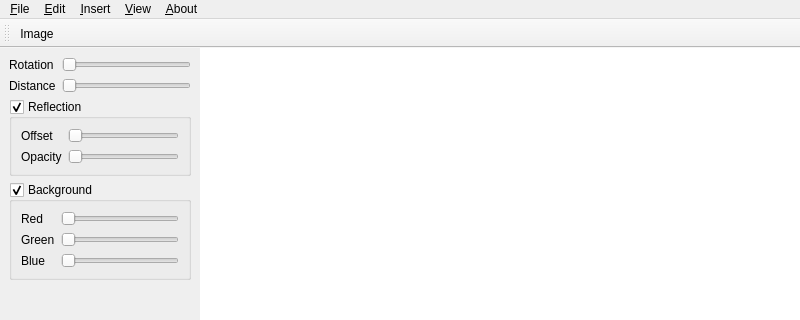
ariya/screenie, file src/Screenie/ui/MainWindow.ui: the form before one commit; both pictures show x 0 to 800 and y 0 to 320 of the 800 by 600 pixel window.
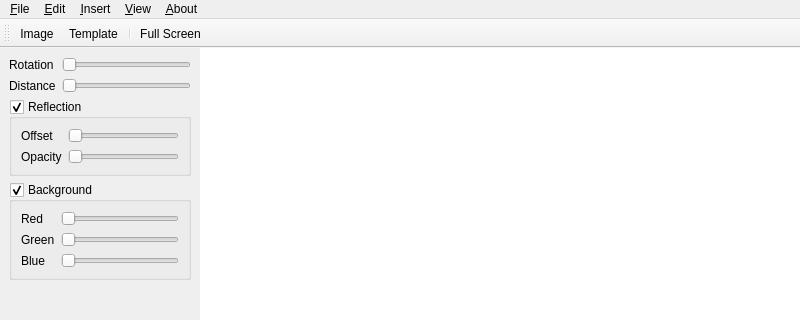
The form after the commit. Icons and pictures are not drawn.

The edit to the form file:
```diff
--- a/src/Screenie/ui/MainWindow.ui
+++ b/src/Screenie/ui/MainWindow.ui
@@ -298,6 +298,9 @@
     <bool>false</bool>
    </attribute>
    <addaction name="addImageAction"/>
+   <addaction name="addTemplateAction"/>
+   <addaction name="separator"/>
+   <addaction name="toggleFullScreenAction"/>
   </widget>
   <action name="quitAction">
    <property name="icon">
@@ -396,7 +399,7 @@
      <normaloff>:/img/view-fullscreen.png</normaloff>:/img/view-fullscreen.png</iconset>
    </property>
    <property name="text">
-    <string>&amp;Fullscreen</string>
+    <string>&amp;Full Screen</string>
    </property>
    <property name="toolTip">
     <string>View Fullscreen</string>
```
Left out of the diff: 19 changed lines with no effect on the pictures.
